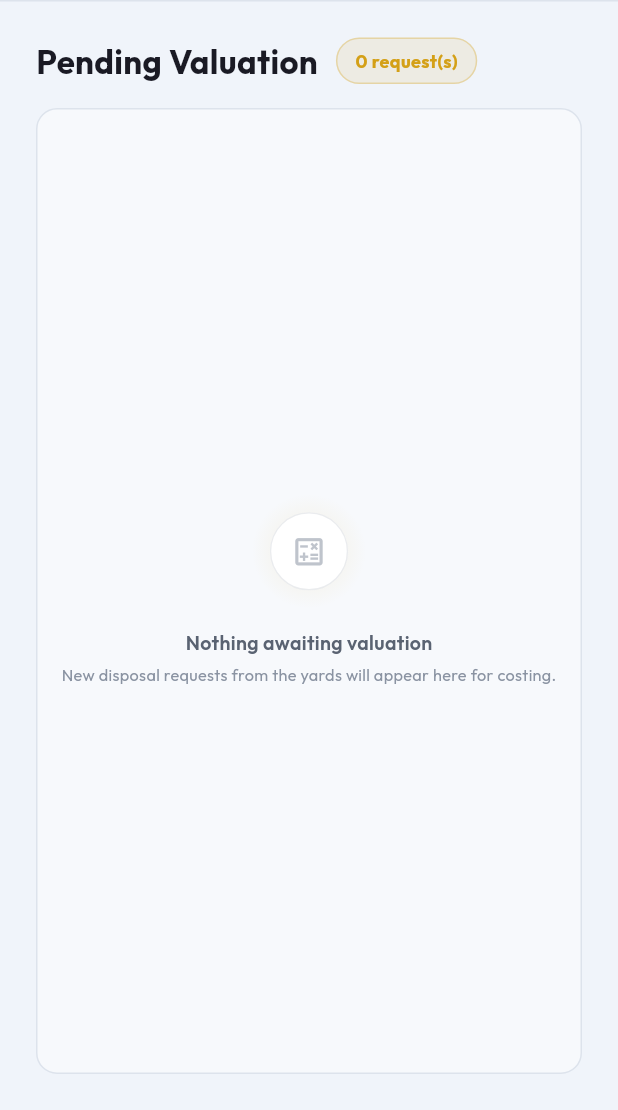
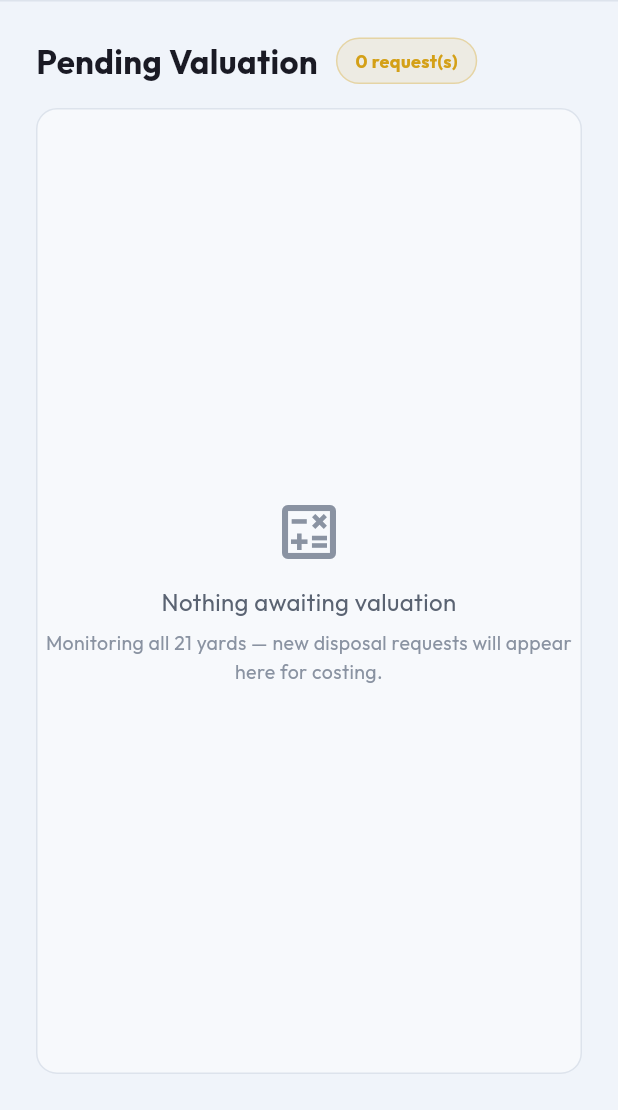
Before and after one commit to AMunasinghe2001/Customs_Yard_Management_System, a Flutter app: the ValuationDashboardScreen screen opened by its route, on a phone screen of 412 x 824 dp, the part 126-1236 px from its top. Run offline on Flutter 3.47's test engine with Material 3 defaults, Android fonts, the phone set to English and light mode, and no system bars; drawn by our look-alikes of flutter_animate; our stand-ins replace data_table_2, file_picker, flutter_riverpod, flutter_svg, gap, go_router and 7 more; missing offline and left inert: auto_updater, barcode, excel, window_manager; accounts and stored records are empty; network calls fail; statements that could not run were skipped.

Commit message:
feat: add empty state widget, implement admin and reporting dashboard screens, and provide database reset script

```diff
--- a/lib/screens/valuation/valuation_dashboard_screen.dart
+++ b/lib/screens/valuation/valuation_dashboard_screen.dart
@@ -12,6 +12,7 @@ import '../../core/yards.dart';
 import '../../models/models.dart';
 import '../../widgets/error_view.dart';
 import '../../widgets/empty_table_state.dart';
+import '../../widgets/empty_state_card.dart';
 import '../../widgets/package_details_dialog.dart';
 import '../../widgets/disposal_profile_dialog.dart';
 import '../../widgets/styled_form_dialog.dart';
@@ -196,19 +197,13 @@ class ValuationDashboardScreen extends ConsumerWidget {
                               ref.refresh(valuationRequestsProvider)),
                       data: (list) {
                         if (list.isEmpty) {
-                          return Container(
+                          return SizedBox(
                             width: double.infinity,
-                            decoration: BoxDecoration(
-                              color: context.colors.cardDark,
-                              borderRadius: BorderRadius.circular(14),
-                              border: Border.all(
-                                  color: context.colors.borderColor),
-                            ),
-                            child: const EmptyTableState(
+                            child: EmptyStateCard(
                                 icon: Icons.calculate_outlined,
                                 message: 'Nothing awaiting valuation',
                                 subtitle:
-                                    'New disposal requests from the yards will appear here for costing.'),
+                                    'Monitoring all ${kYards.length} yards — new disposal requests will appear here for costing.'),
                           );
                         }
                         return ListView.separated(
--- /dev/null
+++ b/lib/widgets/empty_state_card.dart
@@ -0,0 +1,61 @@
+import 'package:flutter/material.dart';
+import 'package:flutter_animate/flutter_animate.dart';
+import 'package:gap/gap.dart';
+import '../core/theme.dart';
+
+/// Empty-state shown on pages that DON'T render a data table (e.g. Warehouses,
+/// Zone Capacity). Renders a bordered card with a plain muted icon, a primary
+/// message and an optional [subtitle] — matching the Tender Sale page style.
+///
+/// (For tables, use [EmptyTableState] instead — it renders a haloed icon that
+/// sits inside DataTable2's `empty` slot.)
+class EmptyStateCard extends StatelessWidget {
+  final String message;
+  final String? subtitle;
+  final IconData icon;
+
+  const EmptyStateCard({
+    super.key,
+    required this.message,
+    this.subtitle,
+    this.icon = Icons.inbox_outlined,
+  });
+
+  @override
+  Widget build(BuildContext context) {
+    return Container(
+      alignment: Alignment.center,
+      decoration: BoxDecoration(
+        color: context.colors.cardDark,
+        borderRadius: BorderRadius.circular(14),
+        border: Border.all(color: context.colors.borderColor),
+      ),
+      child: Column(
+        mainAxisSize: MainAxisSize.min,
+        children: [
+          Icon(icon, color: context.colors.textMuted, size: 48),
+          const Gap(12),
+          Text(
+            message,
+            textAlign: TextAlign.center,
+            style: TextStyle(
+              color: context.colors.textSecondary,
+              fontSize: 16,
+            ),
+          ),
+          if (subtitle != null) ...[
+            const Gap(6),
+            Text(
+              subtitle!,
+              textAlign: TextAlign.center,
+              style: TextStyle(
+                color: context.colors.textMuted,
+                fontSize: 13,
+              ),
+            ),
+          ],
+        ],
+      ),
+    ).animate().fadeIn();
+  }
+}
```
Also changed, not shown: lib/screens/admin/admin_screen.dart (+26 -0 lines), lib/screens/forfeited_packages/forfeited_packages_screen.dart (+7 -10 lines), lib/screens/warehouses/warehouse_capacity_screen.dart (+7 -5 lines), lib/screens/warehouses/warehouses_screen.dart (+57 -10 lines), 1 other file.
